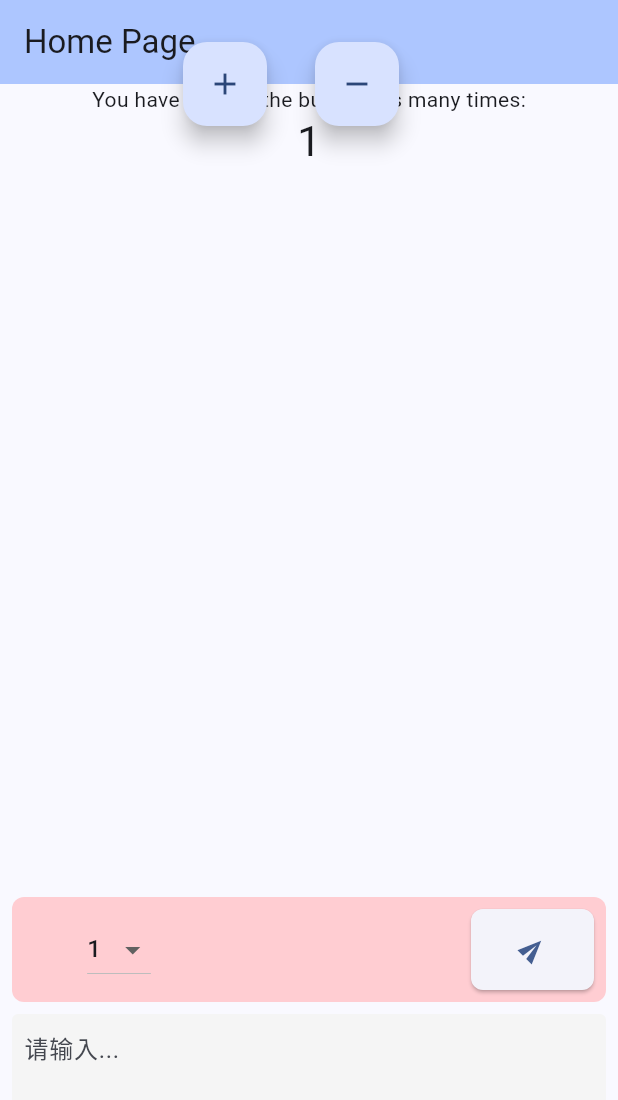
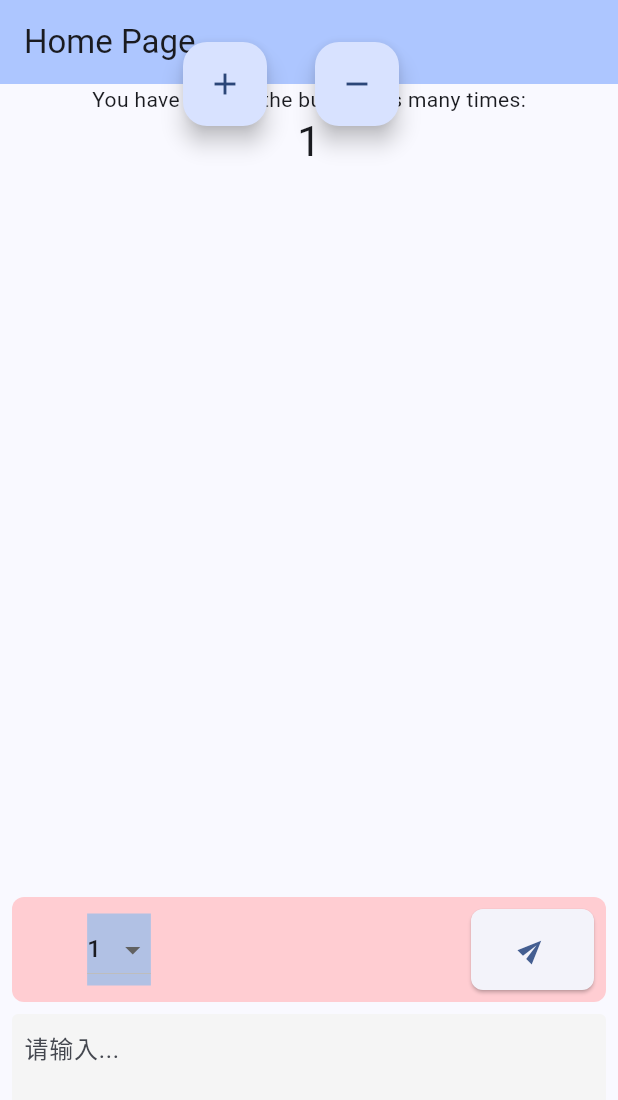
Before and after one commit to gnl00/flutter-1st-app, a Flutter app: the screen it shows after launch, after a tap on the "add" icon, on a phone screen of 412 x 824 dp. Shown: the top 1100 px of the screen. Run offline on Flutter 3.47's test engine with Material 3 defaults, Android fonts, the phone set to English and light mode, and no system bars.

Commit message:
minor update

```diff
--- a/lib/main.dart
+++ b/lib/main.dart
@@ -2,6 +2,7 @@ import 'dart:developer';
 
 import 'package:flutter/material.dart';
 import 'dart:math' as math;
+import 'dart:ui';
 
 void main() {
   runApp(const MyApp());
@@ -60,6 +61,7 @@ class MyHomePage extends StatefulWidget {
 class _MyHomePageState extends State<MyHomePage> {
   int _counter = 0;
   final _controller = TextEditingController();
+  Color _dropdownColor = Colors.red[300]!;
 
   void _onSendPress() {
     String text = _controller.text.trim();
@@ -78,6 +80,9 @@ class _MyHomePageState extends State<MyHomePage> {
       // _counter without calling setState(), then the build method would not be
       // called again, and so nothing would appear to happen.
       _counter++;
+      _dropdownColor = _dropdownColor == Colors.red[300]!
+          ? Colors.blue[300]!
+          : Colors.red[300]!;
     });
   }
 
@@ -159,8 +164,18 @@ class _MyHomePageState extends State<MyHomePage> {
                               child: Container(
                                 // color: Colors.green[100],
                                 child: Column(
-                                  children: [DropdownButton<int>(
+                                  children: [
+                                    Container(
+                                      decoration: BoxDecoration(
+                                        borderRadius: BorderRadius.circular(20.0),
+                                      ),
+                                      child: AnimatedContainer(
+                                        duration: Duration(milliseconds: 500),
+                                        curve: Curves.easeInOut,
+                                        color: _dropdownColor.withOpacity(0.5),
+                                        child: DropdownButton<int>(
                                           value: 1, // 默认值为1
+                                          dropdownColor: Colors.red.withAlpha(100),
                                           items: List.generate(10, (index) {
                                             return DropdownMenuItem<int>(
                                               value: index + 1,
@@ -171,6 +186,8 @@ class _MyHomePageState extends State<MyHomePage> {
                                             // 在这里添加选择后的处理逻辑
                                           },
                                         ),
+                                      ),
+                                    )
                                   ],
                                 ),
                               ),
```
Lines whose indentation alone changed are shown as unchanged.
